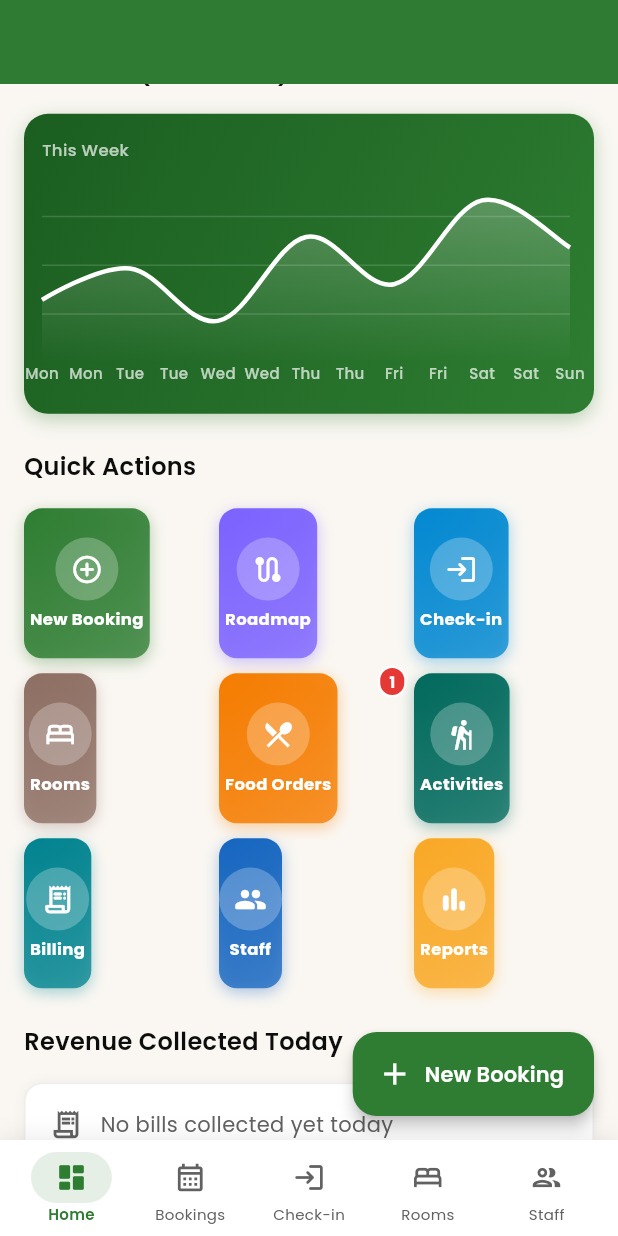
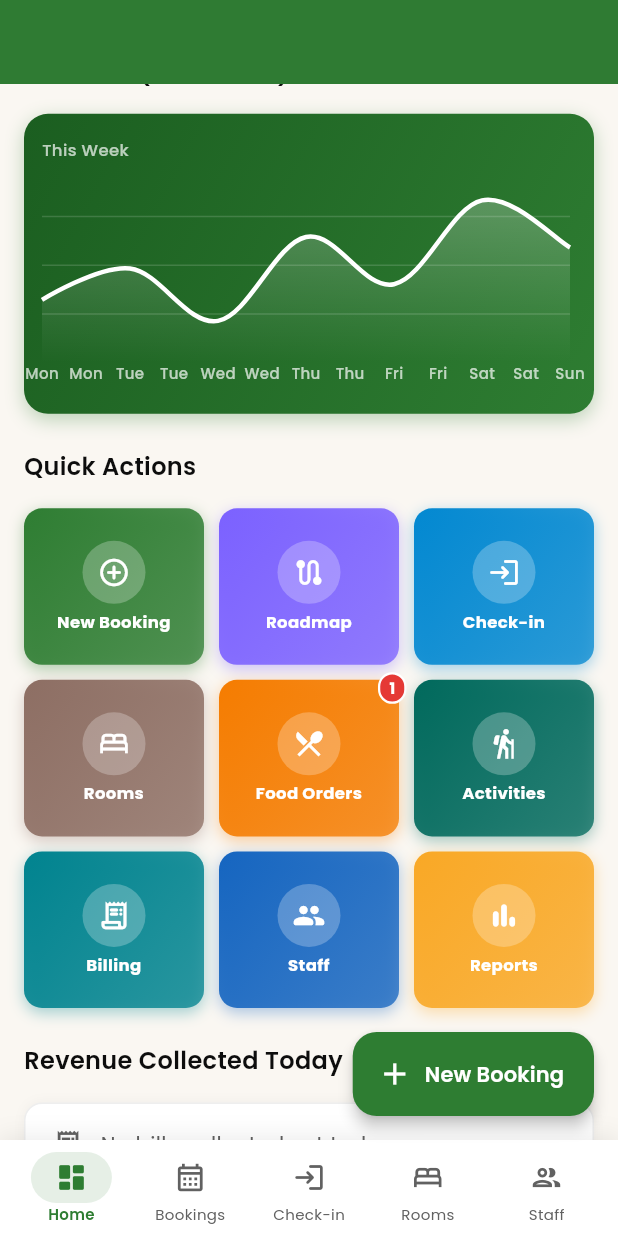
Before and after one commit to Chaitali2494/anjanvel-erp, a Flutter app: the OwnerDashboardScreen screen opened by its route, scrolled down 576 dp, on a phone screen of 412 x 824 dp. Run offline on Flutter 3.47's test engine with Material 3 defaults, Android fonts, the phone set to English and light mode, and no system bars; drawn by our look-alikes of fl_chart; our stand-ins replace firebase_core, firebase_messaging, flutter_local_notifications, flutter_riverpod, go_router, google_fonts and 7 more; missing offline and left inert: dart:html, excel; accounts and stored records are empty.

Commit message:
fix: quick actions grid - StackFit.expand + max width 480px centered
- Stack uses StackFit.expand so tiles fill GridView cells uniformly
- Container gets width/height double.infinity to match cell size
- Grid wrapped in Center+ConstrainedBox(maxWidth:480) so tiles stay
  compact on wide desktop screens instead of stretching to full width

```diff
--- a/flutter_app/lib/features/dashboard/presentation/screens/owner_dashboard_screen.dart
+++ b/flutter_app/lib/features/dashboard/presentation/screens/owner_dashboard_screen.dart
@@ -536,14 +536,19 @@ class _QuickActionsGrid extends StatelessWidget {
       _Action('Reports',     Icons.bar_chart_rounded,          '/reports',           AppTheme.accent,   0),
     ];
 
-    return GridView.count(
+    return Center(
+      child: ConstrainedBox(
+        constraints: const BoxConstraints(maxWidth: 480),
+        child: GridView.count(
           crossAxisCount: 3,
           shrinkWrap: true,
           physics: const NeverScrollableScrollPhysics(),
           crossAxisSpacing: 10,
           mainAxisSpacing: 10,
-      childAspectRatio: 1.2,
+          childAspectRatio: 1.15,
           children: actions.map((a) => _QuickActionTile(action: a)).toList(),
+        ),
+      ),
     );
   }
 }
@@ -566,9 +571,12 @@ class _QuickActionTile extends StatelessWidget {
     return GestureDetector(
       onTap: () => context.push(action.route),
       child: Stack(
+        fit: StackFit.expand,
         clipBehavior: Clip.none,
         children: [
           Container(
+            width: double.infinity,
+            height: double.infinity,
             decoration: BoxDecoration(
               gradient: LinearGradient(
                 begin: Alignment.topLeft,
```
Lines whose indentation alone changed are shown as unchanged.
